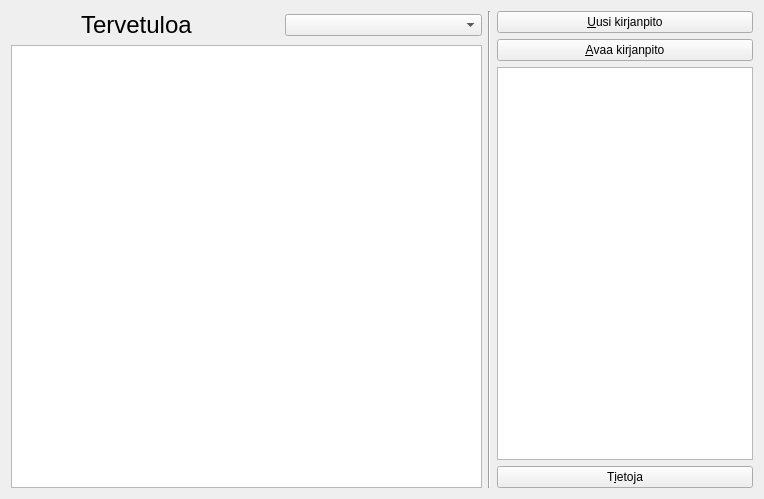
Above: kitupiikki/aloitussivu/aloitus.ui from artoh/kitupiikki before the change. Below: the same form after it.
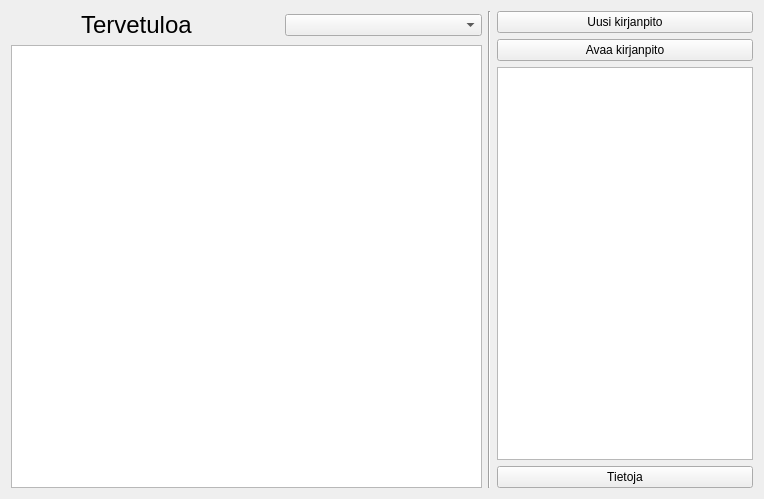
That is the form after the change. Icons and pictures are not drawn.

Patch:
```diff
--- a/kitupiikki/aloitussivu/aloitus.ui
+++ b/kitupiikki/aloitussivu/aloitus.ui
@@ -71,7 +71,7 @@
      <item>
       <widget class="QPushButton" name="uusiNappi">
        <property name="text">
-        <string>&amp;Uusi kirjanpito</string>
+        <string>Uusi kirjanpito</string>
        </property>
        <property name="icon">
         <iconset resource="../pic/pic.qrc">
@@ -85,7 +85,7 @@
      <item>
       <widget class="QPushButton" name="avaaNappi">
        <property name="text">
-        <string>&amp;Avaa kirjanpito</string>
+        <string>Avaa kirjanpito</string>
        </property>
        <property name="icon">
         <iconset resource="../pic/pic.qrc">
@@ -102,7 +102,7 @@
      <item>
       <widget class="QPushButton" name="tietojaNappi">
        <property name="text">
-        <string>T&amp;ietoja</string>
+        <string>Tietoja</string>
        </property>
        <property name="icon">
         <iconset resource="../pic/pic.qrc">
```
